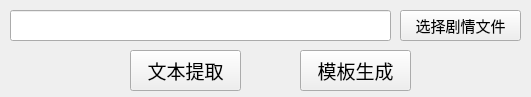
Old version of the form GUI Pages/template.ui in the repository Hart-160/ass-automation.
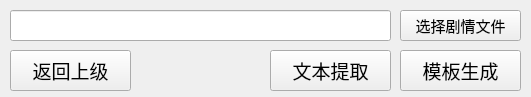
New version of the form.

The edit to the form file:
```diff
--- a/GUI Pages/template.ui
+++ b/GUI Pages/template.ui
@@ -29,9 +29,9 @@
    <widget class="QPushButton" name="generate">
     <property name="geometry">
      <rect>
-      <x>300</x>
+      <x>400</x>
       <y>50</y>
-      <width>111</width>
+      <width>121</width>
       <height>41</height>
      </rect>
     </property>
@@ -82,9 +82,9 @@
    <widget class="QPushButton" name="generate_text">
     <property name="geometry">
      <rect>
-      <x>130</x>
+      <x>270</x>
       <y>50</y>
-      <width>111</width>
+      <width>121</width>
       <height>41</height>
      </rect>
     </property>
@@ -98,6 +98,25 @@
      <string>文本提取</string>
     </property>
    </widget>
+   <widget class="QPushButton" name="back_main">
+    <property name="geometry">
+     <rect>
+      <x>10</x>
+      <y>50</y>
+      <width>121</width>
+      <height>41</height>
+     </rect>
+    </property>
+    <property name="font">
+     <font>
+      <family>微软雅黑</family>
+      <pointsize>14</pointsize>
+     </font>
+    </property>
+    <property name="text">
+     <string>返回上级</string>
+    </property>
+   </widget>
   </widget>
  </widget>
  <resources/>
```
